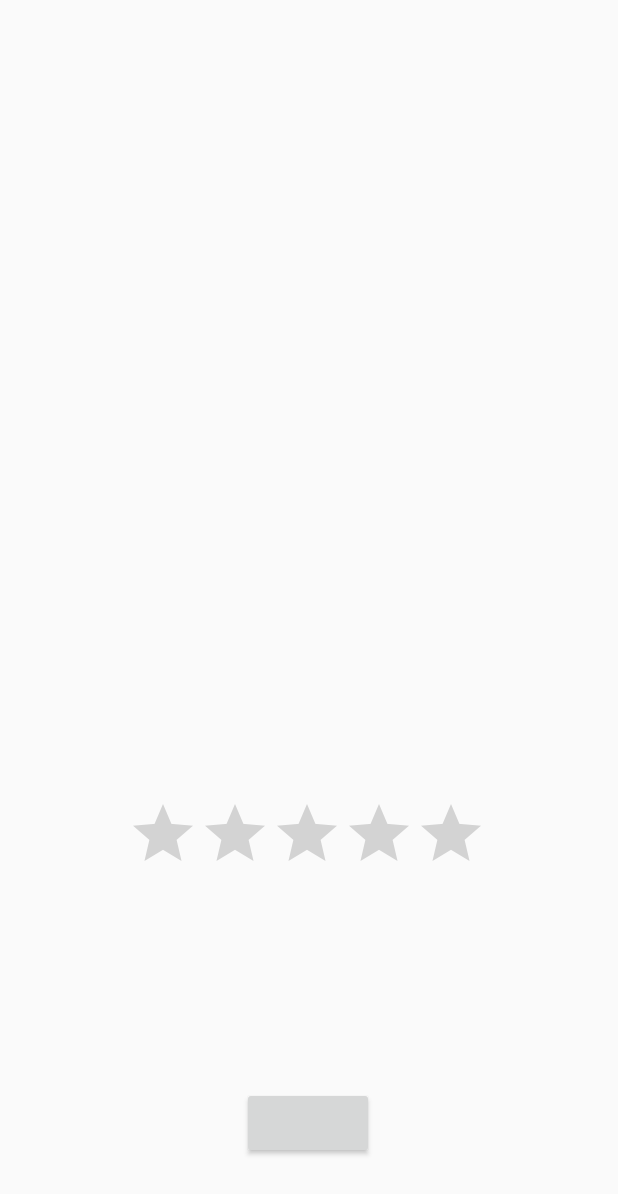
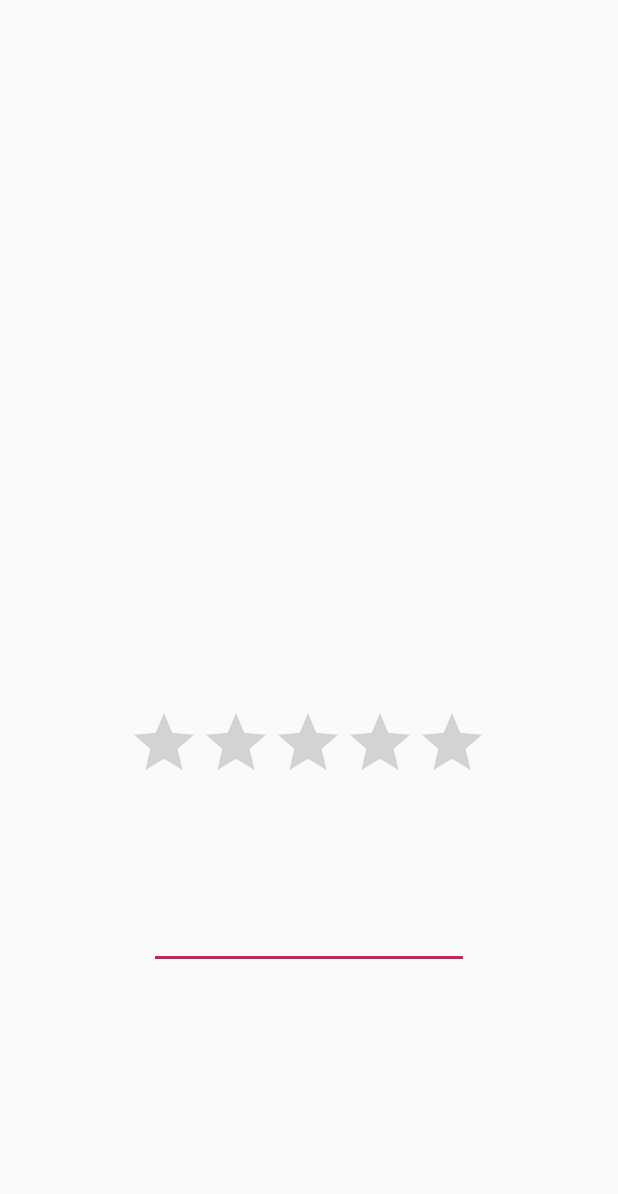
Before and after one commit to erboland12/Record-It, an Android app: the RecordsPage screen opened directly, with no data from a screen before it, on a phone screen of 412 x 824 dp. Shown: the top 1194 px of the screen. Run offline under Robolectric (Android 15) with nearby library versions, the phone set to English and light mode, and no system bars.

Commit message:
Fixed soft keyboard bug and layout for RV

```diff
--- a/app/build.gradle
+++ b/app/build.gradle
@@ -5,7 +5,7 @@ android {
     buildToolsVersion "29.0.2"
     defaultConfig {
         applicationId "com.example.recordratings"
-        minSdkVersion 15
+        minSdkVersion 28
         targetSdkVersion 29
         versionCode 1
         versionName "1.0"
--- a/app/src/main/java/com/example/recordratings/RecordsPage.java
+++ b/app/src/main/java/com/example/recordratings/RecordsPage.java
@@ -10,6 +10,7 @@ import android.widget.RatingBar;
 import android.widget.TextView;
 
 import androidx.appcompat.app.AppCompatActivity;
+import androidx.constraintlayout.widget.ConstraintLayout;
 
 public class RecordsPage extends AppCompatActivity {
 
@@ -18,7 +19,6 @@ public class RecordsPage extends AppCompatActivity {
     TextView artist;
     ImageView photo;
     RatingBar rating;
-    TextView genre;
     TextView description;
 
     //Placeholders for recycler view variables
@@ -29,17 +29,12 @@ public class RecordsPage extends AppCompatActivity {
     public static String descTemp;
     public static Bitmap photoTemp;
 
-    //Buttons
-
-
     @Override
     protected void onCreate(Bundle savedInstanceState) {
         super.onCreate(savedInstanceState);
         setContentView(R.layout.activity_records_page);
 
         setDetailViewVariables();
-
-
 
     }
 
@@ -55,17 +50,18 @@ public class RecordsPage extends AppCompatActivity {
 
         photo = findViewById(R.id.records_page_image);
         photo.setImageBitmap(photoTemp);
+
+        description = findViewById(R.id.records_page_desc);
+        description.setText(descTemp);
+
+        setBackground(genreTemp);
+
     }
 
-    public Bitmap StringToBitMap(String encodedString){
-        try{
-            byte [] encodeByte = Base64.decode(encodedString,Base64.DEFAULT);
-            Bitmap bitmap = BitmapFactory.decodeByteArray(encodeByte, 0, encodeByte.length);
-            return bitmap;
-        }
-        catch(Exception e){
-            e.getMessage();
-            return null;
-        }
+    private void setBackground(String genre){
+        ConstraintLayout bg = findViewById(R.id.records_page_background);
+//        bg.setBackground(R.drawable.five);
+
     }
+
 }
--- a/app/src/main/res/layout/activity_records_page.xml
+++ b/app/src/main/res/layout/activity_records_page.xml
@@ -2,72 +2,69 @@
 <androidx.constraintlayout.widget.ConstraintLayout xmlns:android="http://schemas.android.com/apk/res/android"
     xmlns:app="http://schemas.android.com/apk/res-auto"
     xmlns:tools="http://schemas.android.com/tools"
-    android:id="@+id/linearLayout"
+    android:id="@+id/records_page_background"
     android:layout_width="match_parent"
-    android:layout_height="match_parent">
+    android:layout_height="match_parent"
+    android:orientation="vertical">
 
-    <Button
-        android:id="@+id/button"
+    <TextView
+        android:id="@+id/records_page_Album"
         android:layout_width="wrap_content"
         android:layout_height="wrap_content"
+        android:text="TextView"
+        android:textSize="35dp"
         app:layout_constraintBottom_toBottomOf="parent"
         app:layout_constraintEnd_toEndOf="parent"
         app:layout_constraintHorizontal_bias="0.498"
         app:layout_constraintStart_toStartOf="parent"
         app:layout_constraintTop_toTopOf="parent"
-        app:layout_constraintVertical_bias="0.934" />
-
-    <TextView
-        android:id="@+id/records_page_Album"
-        android:layout_width="wrap_content"
-        android:layout_height="wrap_content"
-        android:layout_marginBottom="596dp"
-        android:text="@string/record_page_album"
-        android:textSize="50dp"
-        app:layout_constraintBottom_toBottomOf="parent"
-        app:layout_constraintEnd_toEndOf="parent"
-        app:layout_constraintHorizontal_bias="0.498"
-        app:layout_constraintStart_toStartOf="parent"
-        app:layout_constraintTop_toBottomOf="@+id/editText"
-        app:layout_constraintVertical_bias="0.111" />
+        app:layout_constraintVertical_bias="0.049" />
 
     <TextView
         android:id="@+id/records_page_artist"
         android:layout_width="wrap_content"
         android:layout_height="wrap_content"
-        android:layout_marginBottom="564dp"
-        android:text="@string/record_page_artist"
-        android:textSize="30dp"
+        android:text="TextView"
+        android:textSize="25dp"
         app:layout_constraintBottom_toBottomOf="parent"
         app:layout_constraintEnd_toEndOf="parent"
-        app:layout_constraintHorizontal_bias="0.495"
+        app:layout_constraintHorizontal_bias="0.498"
         app:layout_constraintStart_toStartOf="parent"
-        app:layout_constraintTop_toBottomOf="@+id/editText"
-        app:layout_constraintVertical_bias="0.111" />
+        app:layout_constraintTop_toBottomOf="@+id/records_page_Album"
+        app:layout_constraintVertical_bias="0.055" />
 
     <ImageView
         android:id="@+id/records_page_image"
-        android:layout_width="242dp"
-        android:layout_height="263dp"
-        app:layout_constraintBottom_toTopOf="@+id/button"
+        android:layout_width="205dp"
+        android:layout_height="232dp"
+        app:layout_constraintBottom_toBottomOf="parent"
         app:layout_constraintEnd_toEndOf="parent"
-        app:layout_constraintHorizontal_bias="0.497"
         app:layout_constraintStart_toStartOf="parent"
-        app:layout_constraintTop_toTopOf="parent"
-        app:layout_constraintVertical_bias="0.44" />
+        app:layout_constraintTop_toBottomOf="@+id/records_page_artist"
+        app:layout_constraintVertical_bias="0.068"
+        tools:srcCompat="@tools:sample/avatars" />
 
     <RatingBar
         android:id="@+id/records_page_rating"
         android:layout_width="wrap_content"
         android:layout_height="wrap_content"
-        android:layout_marginBottom="96dp"
-        android:isIndicator="true"
-        app:layout_constraintBottom_toTopOf="@+id/button"
+        app:layout_constraintBottom_toBottomOf="parent"
         app:layout_constraintEnd_toEndOf="parent"
-        app:layout_constraintHorizontal_bias="0.491"
+        app:layout_constraintHorizontal_bias="0.497"
         app:layout_constraintStart_toStartOf="parent"
-        app:layout_constraintTop_toTopOf="parent"
-        app:layout_constraintVertical_bias="0.931" />
+        app:layout_constraintTop_toBottomOf="@+id/records_page_image"
+        app:layout_constraintVertical_bias="0.148" />
 
-
+    <EditText
+        android:id="@+id/records_page_desc"
+        android:layout_width="wrap_content"
+        android:layout_height="wrap_content"
+        android:ems="10"
+        android:gravity="start|top"
+        android:inputType="textMultiLine"
+        app:layout_constraintBottom_toBottomOf="parent"
+        app:layout_constraintEnd_toEndOf="parent"
+        app:layout_constraintStart_toStartOf="parent"
+        app:layout_constraintTop_toBottomOf="@+id/records_page_rating"
+        app:layout_constraintVertical_bias="0.288" />
 </androidx.constraintlayout.widget.ConstraintLayout>
--- a/app/src/main/res/layout/toolbar.xml
+++ b/app/src/main/res/layout/toolbar.xml
@@ -24,10 +24,12 @@
             android:layout_width="145dp"
             android:layout_height="51dp"
             android:layout_alignParentRight="true"
+            android:visibility="invisible"
             android:width="15pt"
             android:background="@android:drawable/btn_dropdown"
             android:gravity="right"
             android:spinnerMode="dropdown" />
+
     </RelativeLayout>
 
 </androidx.appcompat.widget.Toolbar>
```
Also changed, not shown: app/src/main/java/com/example/recordratings/MainActivity.java (+23 -26 lines).
